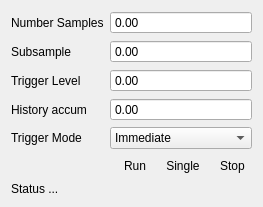
Old version of the form digitalLock/ui/TraceControl.ui in the repository MonroeQuantumNetworks/IonControl.
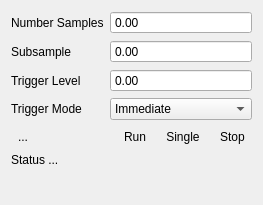
New version of the form. Icons and pictures are not drawn. Custom widgets are drawn as their Qt base class.

The edit to the form file:
```diff
--- a/digitalLock/ui/TraceControl.ui
+++ b/digitalLock/ui/TraceControl.ui
@@ -14,7 +14,14 @@
    <string>Form</string>
   </property>
   <layout class="QGridLayout" name="gridLayout">
-   <item row="7" column="0">
+   <item row="5" column="0" colspan="2">
+    <widget class="QLabel" name="statusLabel">
+     <property name="text">
+      <string>Status ...</string>
+     </property>
+    </widget>
+   </item>
+   <item row="6" column="0">
     <spacer name="verticalSpacer">
      <property name="orientation">
       <enum>Qt::Vertical</enum>
@@ -27,7 +34,7 @@
      </property>
     </spacer>
    </item>
-   <item row="4" column="1">
+   <item row="3" column="1">
     <widget class="QComboBox" name="comboTriggerMode">
      <property name="sizePolicy">
       <sizepolicy hsizetype="MinimumExpanding" vsizetype="Fixed">
@@ -52,8 +59,28 @@
      </item>
     </widget>
    </item>
-   <item row="5" column="0" colspan="2">
+   <item row="4" column="0" colspan="2">
     <layout class="QHBoxLayout" name="horizontalLayout">
+     <item>
+      <widget class="QToolButton" name="addTraceButton">
+       <property name="text">
+        <string>...</string>
+       </property>
+       <property name="icon">
+        <iconset resource="RepetitionRate.qrc">
+         <normaloff>:/openicon/icons/add-plot.png</normaloff>:/openicon/icons/add-plot.png</iconset>
+       </property>
+       <property name="iconSize">
+        <size>
+         <width>24</width>
+         <height>24</height>
+        </size>
+       </property>
+       <property name="autoRaise">
+        <bool>true</bool>
+       </property>
+      </widget>
+     </item>
      <item>
       <spacer name="horizontalSpacer">
        <property name="orientation">
@@ -129,7 +156,7 @@
      </item>
     </layout>
    </item>
-   <item row="4" column="0">
+   <item row="3" column="0">
     <widget class="QLabel" name="label_4">
      <property name="text">
       <string>Trigger Mode</string>
@@ -196,33 +223,6 @@
      </property>
     </widget>
    </item>
-   <item row="6" column="0" colspan="2">
-    <widget class="QLabel" name="statusLabel">
-     <property name="text">
-      <string>Status ...</string>
-     </property>
-    </widget>
-   </item>
-   <item row="3" column="1">
-    <widget class="MagnitudeSpinBox" name="magHistoryAccum">
-     <property name="sizePolicy">
-      <sizepolicy hsizetype="MinimumExpanding" vsizetype="Fixed">
-       <horstretch>0</horstretch>
-       <verstretch>0</verstretch>
-      </sizepolicy>
-     </property>
-     <property name="buttonSymbols">
-      <enum>QAbstractSpinBox::NoButtons</enum>
-     </property>
-    </widget>
-   </item>
-   <item row="3" column="0">
-    <widget class="QLabel" name="label_5">
-     <property name="text">
-      <string>History accum</string>
-     </property>
-    </widget>
-   </item>
   </layout>
  </widget>
  <customwidgets>
```
